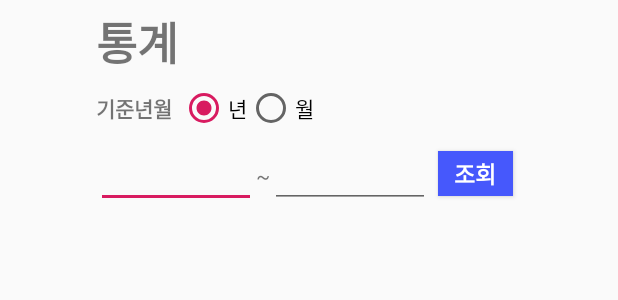
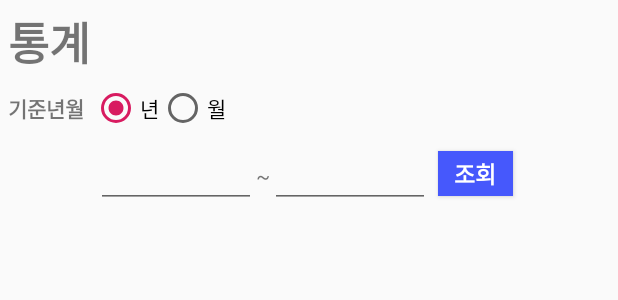
Before and after one commit to jhoon100/AccountManager, an Android app: the layout activity_statistics.xml on its own in the app's theme, with its tools: preview values and no code run, on a phone screen of 412 x 824 dp. Shown: the top 300 px of the screen. Run offline under Robolectric (Android 15) with nearby library versions, the phone set to English and light mode, and no system bars.

Commit message:
통계 기능 추가

```diff
--- a/app/src/main/res/layout/activity_statistics.xml
+++ b/app/src/main/res/layout/activity_statistics.xml
@@ -6,13 +6,15 @@
     android:padding="5dp">
 
     <LinearLayout
-        android:layout_width="wrap_content"
+        android:layout_width="match_parent"
         android:layout_height="wrap_content"
         android:orientation="vertical"
+        android:focusable="true"
+        android:focusableInTouchMode="true"
         android:layout_gravity="center_horizontal">
 
         <LinearLayout
-            android:layout_width="match_parent"
+            android:layout_width="wrap_content"
             android:layout_height="wrap_content"
             android:orientation="horizontal">
 
@@ -102,12 +104,14 @@
 
         </LinearLayout>
 
-        <ListView
-            android:id="@+id/statisticsListView"
+        <android.support.v7.widget.RecyclerView
+            android:id="@+id/statRecyclerView"
+            android:scrollbars="vertical"
             android:layout_width="match_parent"
-            android:layout_height="wrap_content">
+            android:layout_height="wrap_content"
+            android:layout_gravity="center">
 
-        </ListView>
+        </android.support.v7.widget.RecyclerView>
 
     </LinearLayout>
 
```
Also changed, not shown: app/src/main/java/com/bjh/myaccountmanager/StatisticsActivity.java (+70 -18 lines), app/src/main/java/com/bjh/myaccountmanager/adapter/StatRecyclerAdapter.java (added, +45 -0 lines), app/src/main/java/com/bjh/myaccountmanager/viewHolder/RecyclerViewHolder.java (added, +18 -0 lines), app/src/main/res/layout/activity_main.xml (+6 -5 lines), app/src/main/res/layout/activity_statlist.xml (+12 -14 lines).
